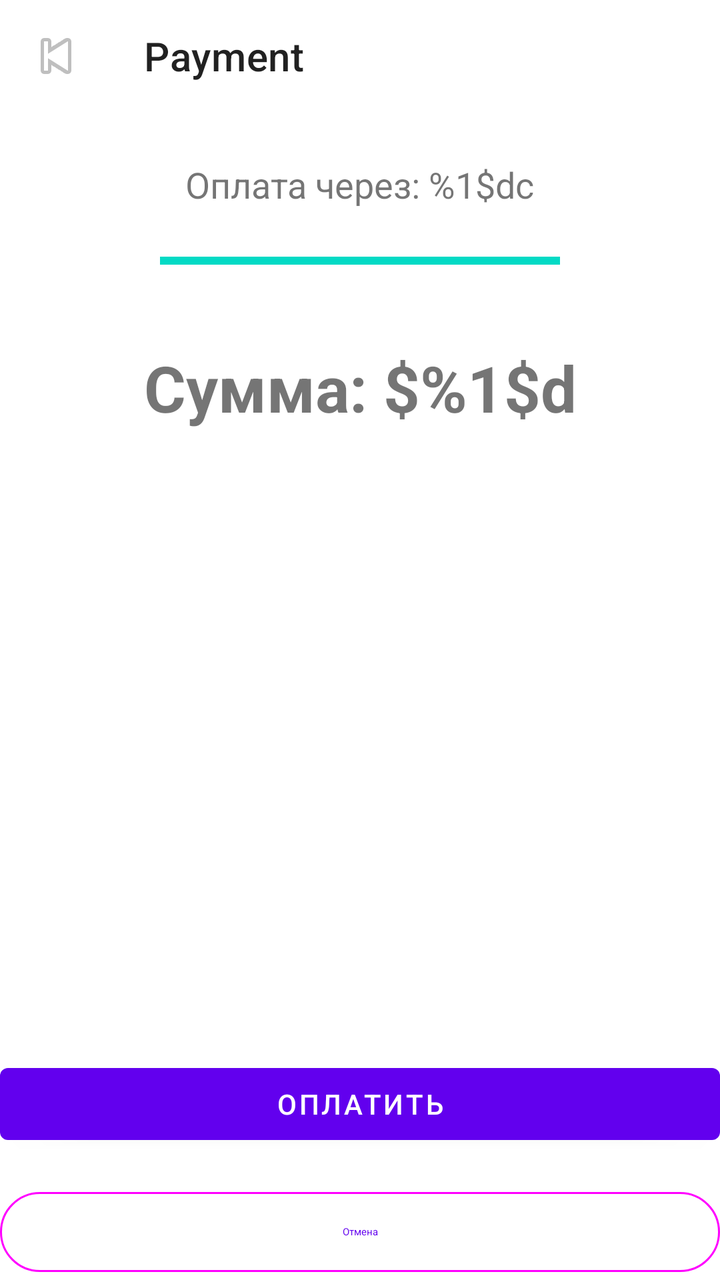
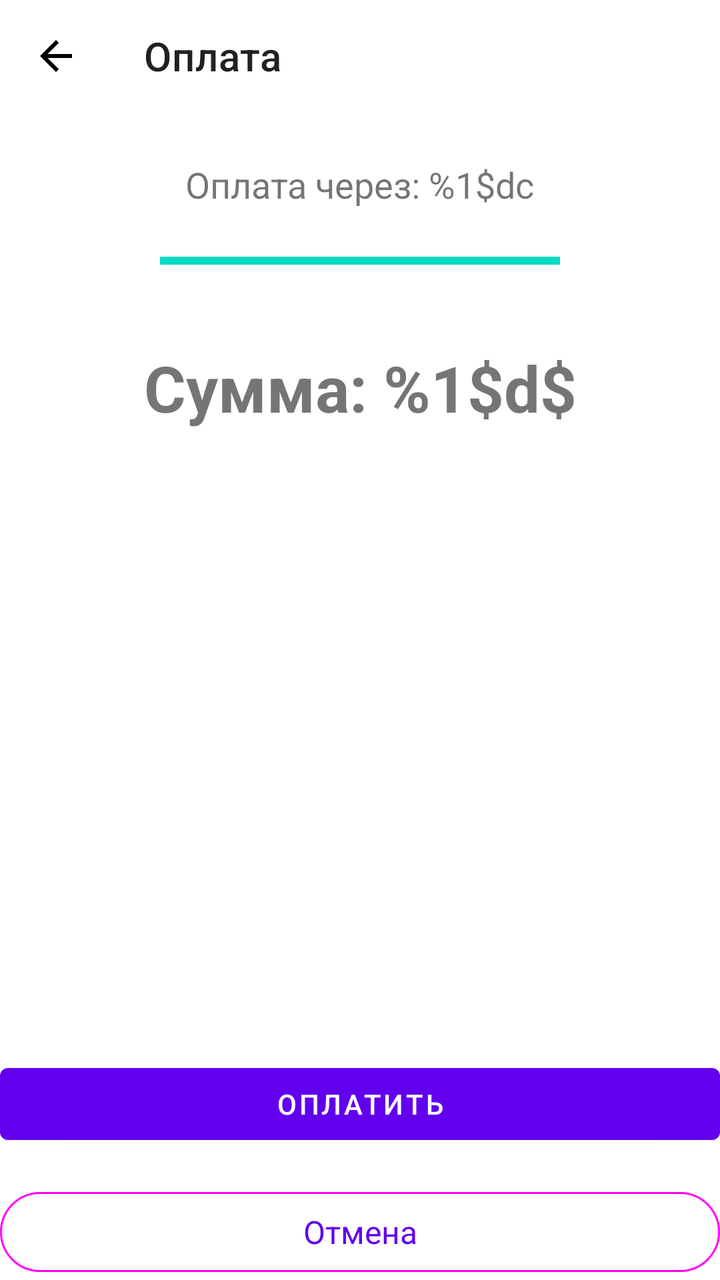

An Android layout rendered at two revisions. The XML below is the earlier revision; the diff shows what the commit changed to produce the second picture.
<!-- AndroidManifest.xml: application theme Theme.Hotel_App -->
<!-- res/layout/fragment_payment.xml -->
<?xml version="1.0" encoding="utf-8"?>
<androidx.constraintlayout.widget.ConstraintLayout xmlns:android="http://schemas.android.com/apk/res/android"
    xmlns:app="http://schemas.android.com/apk/res-auto"
    android:layout_width="match_parent"
    android:layout_height="match_parent">

    <com.google.android.material.appbar.MaterialToolbar
        android:id="@+id/toolbar"
        android:layout_width="0dp"
        android:layout_height="?attr/actionBarSize"
        android:background="?attr/colorSurface"
        app:layout_constraintEnd_toEndOf="parent"
        app:layout_constraintStart_toStartOf="parent"
        app:layout_constraintTop_toTopOf="parent"
        app:navigationIcon="@android:drawable/ic_media_previous"
        app:title="@string/payment_toolbar_title" />

    
    <TextView
        android:id="@+id/tvTimer"
        android:layout_width="wrap_content"
        android:layout_height="wrap_content"
        android:layout_marginTop="24dp"
        android:text="@string/payment_timer_format"
        android:textSize="18sp"
        app:layout_constraintEnd_toEndOf="parent"
        app:layout_constraintStart_toStartOf="parent"
        app:layout_constraintTop_toBottomOf="@id/toolbar" />

    
    <ProgressBar
        android:id="@+id/timerProgress"
        style="?android:attr/progressBarStyleHorizontal"
        android:layout_width="200dp"
        android:layout_height="20dp"
        android:layout_marginTop="16dp"
        android:max="100"
        android:progress="100"
        app:layout_constraintEnd_toEndOf="parent"
        app:layout_constraintStart_toStartOf="parent"
        app:layout_constraintTop_toBottomOf="@id/tvTimer" />

    
    <TextView
        android:id="@+id/tvAmount"
        android:layout_width="wrap_content"
        android:layout_height="wrap_content"
        android:layout_marginTop="32dp"
        android:text="@string/payment_amount_format"
        android:textSize="32sp"
        android:textStyle="bold"
        app:layout_constraintEnd_toEndOf="parent"
        app:layout_constraintStart_toStartOf="parent"
        app:layout_constraintTop_toBottomOf="@id/timerProgress" />

    
    <TextView
        android:id="@+id/tvPaymentStatus"
        android:layout_width="wrap_content"
        android:layout_height="wrap_content"
        android:layout_marginTop="16dp"
        android:textColor="@android:color/holo_green_dark"
        android:textSize="16sp"
        android:textStyle="bold"
        android:visibility="gone"
        app:layout_constraintEnd_toEndOf="parent"
        app:layout_constraintStart_toStartOf="parent"
        app:layout_constraintTop_toBottomOf="@id/tvAmount" />

    
    <com.google.android.material.button.MaterialButton
        android:id="@+id/btnPay"
        android:layout_width="match_parent"
        android:layout_height="wrap_content"
        android:layout_marginBottom="16dp"
        android:text="@string/payment_button_pay"
        app:layout_constraintBottom_toTopOf="@id/btnCancel" />

    
    <com.google.android.material.button.MaterialButton
        android:id="@+id/btnCancel"
        android:layout_width="match_parent"
        android:layout_height="wrap_content"
        android:text="@string/payment_button_cancel"
        style="@style/Widget.Material3.Button.OutlinedButton"
        app:layout_constraintBottom_toTopOf="@id/btnContinue" />

    
    <com.google.android.material.button.MaterialButton
        android:id="@+id/btnContinue"
        android:layout_width="match_parent"
        android:layout_height="wrap_content"
        android:layout_marginBottom="16dp"
        android:text="@string/payment_button_continue"
        android:visibility="gone"
        app:layout_constraintBottom_toBottomOf="parent" />

    <ProgressBar
        android:id="@+id/progressBar"
        android:layout_width="wrap_content"
        android:layout_height="wrap_content"
        android:visibility="gone"
        app:layout_constraintBottom_toBottomOf="parent"
        app:layout_constraintEnd_toEndOf="parent"
        app:layout_constraintStart_toStartOf="parent"
        app:layout_constraintTop_toBottomOf="@id/toolbar" />

</androidx.constraintlayout.widget.ConstraintLayout>
<!-- resources referenced by this layout -->
<resources>
  <string name="payment_amount_format">Сумма: $%1$d</string>
  <string name="payment_button_cancel">Отмена</string>
  <string name="payment_button_continue">Перейти к ключу</string>
  <string name="payment_button_pay">Оплатить</string>
  <string name="payment_timer_format">Оплата через: %1$dс</string>
  <string name="payment_toolbar_title">Payment</string>
  <style name="Theme.Hotel_App" parent="Theme.MaterialComponents.DayNight.NoActionBar">
          
          <item name="colorPrimary">@color/purple_500</item>
          <item name="colorPrimaryVariant">@color/purple_700</item>
          <item name="colorOnPrimary">@color/white</item>
          
          <item name="colorSecondary">@color/teal_200</item>
          <item name="colorSecondaryVariant">@color/teal_700</item>
          <item name="colorOnSecondary">@color/black</item>
          
          <item name="android:statusBarColor">?attr/colorPrimaryVariant</item>
          
      </style>
  <color name="purple_500">#FF6200EE</color>
  <color name="purple_700">#FF3700B3</color>
  <color name="white">#FFFFFFFF</color>
  <color name="teal_200">#FF03DAC5</color>
  <color name="teal_700">#FF018786</color>
  <color name="black">#FF000000</color>
</resources>

<!-- the commit's change to res/layout/fragment_payment.xml (unified diff, before → after) -->
@@ -12,7 +12,8 @@
         app:layout_constraintEnd_toEndOf="parent"
         app:layout_constraintStart_toStartOf="parent"
         app:layout_constraintTop_toTopOf="parent"
-        app:navigationIcon="@android:drawable/ic_media_previous"
+        app:navigationIcon="@drawable/ic_back_arrow"
+        app:navigationContentDescription="Назад"
         app:title="@string/payment_toolbar_title" />
 
     
@@ -80,8 +81,9 @@
     <com.google.android.material.button.MaterialButton
         android:id="@+id/btnCancel"
         android:layout_width="match_parent"
-        android:layout_height="wrap_content"
+        android:layout_height="@dimen/button_height_normal"
         android:text="@string/payment_button_cancel"
+        android:textSize="@dimen/text_size_medium"
         style="@style/Widget.Material3.Button.OutlinedButton"
         app:layout_constraintBottom_toTopOf="@id/btnContinue" />
 
<!-- resource entries referenced after the edit -->
@@ -1,11 +1,27 @@
 <!-- resources referenced by this layout -->
 <resources>
-  <string name="payment_amount_format">Сумма: $%1$d</string>
+  <dimen name="button_height_normal">48dp</dimen>
+  <dimen name="text_size_medium">16sp</dimen>
+  <!-- drawable ic_back_arrow (drawable) -->
+  <vector xmlns:android="http://schemas.android.com/apk/res/android"
+      android:width="24dp"
+      android:height="24dp"
+      android:viewportWidth="24"
+      android:viewportHeight="24"
+      android:tint="?attr/colorOnSurface"
+      android:autoMirrored="true">
+      
+      <path
+          android:fillColor="@android:color/white"
+          android:pathData="M20,11H7.83l5.59,-5.59L12,4l-8,8 8,8 1.41,-1.41L7.83,13H20v-2z"/>
+      
+  </vector>
+  <string name="payment_amount_format">Сумма: %1$d$</string>
   <string name="payment_button_cancel">Отмена</string>
   <string name="payment_button_continue">Перейти к ключу</string>
   <string name="payment_button_pay">Оплатить</string>
   <string name="payment_timer_format">Оплата через: %1$dс</string>
-  <string name="payment_toolbar_title">Payment</string>
+  <string name="payment_toolbar_title">Оплата</string>
   <style name="Theme.Hotel_App" parent="Theme.MaterialComponents.DayNight.NoActionBar">
           
           <item name="colorPrimary">@color/purple_500</item>
